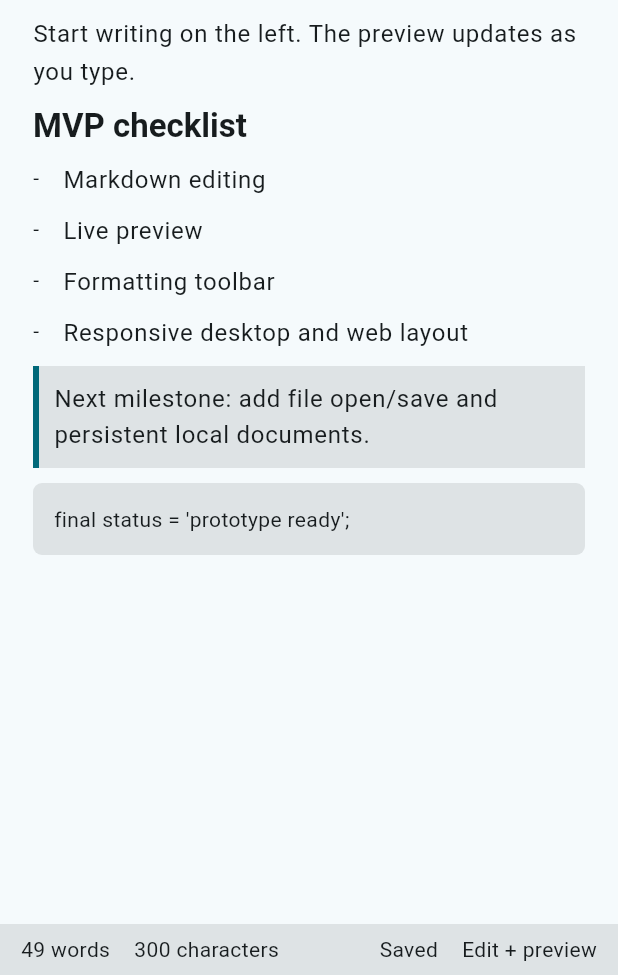
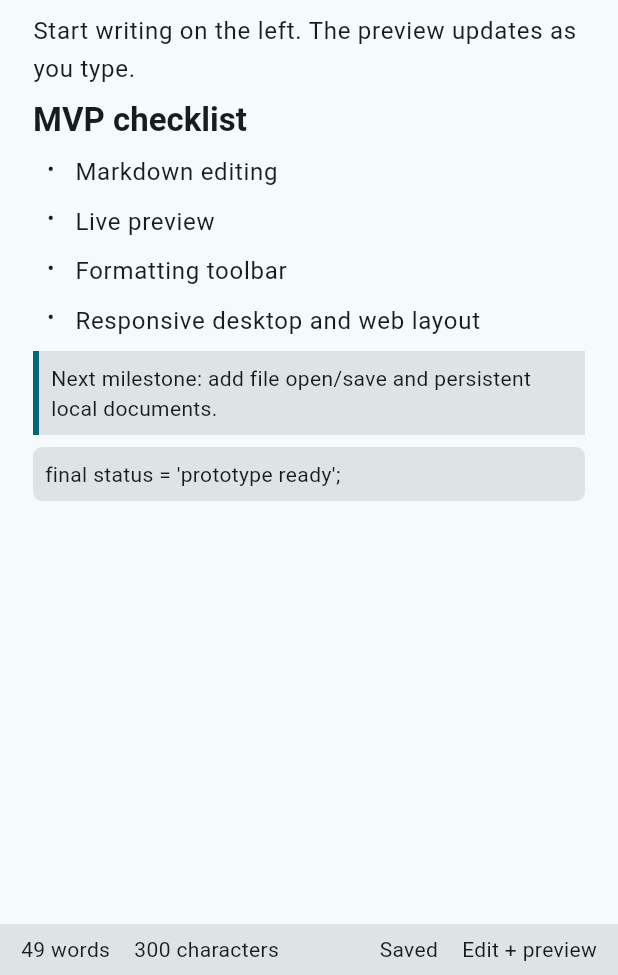
Before and after one commit to MingQiangChen/markdown_editor55, a Flutter app: the screen it shows after launch, swiped to page 2, on a phone screen of 412 x 824 dp, the part 261-1236 px from its top. Run offline on Flutter 3.47's test engine with Material 3 defaults, Android fonts, the phone set to English and light mode, and no system bars; our stand-ins replace file_picker, flutter_markdown_plus; missing offline and left inert: dart:html; Roboto replaces fonts that are missing (Consolas).

Commit message:
Replace custom Markdown parser with flutter_markdown_plus
- Remove ~170 lines of custom block parsing code
- MarkdownPreview now uses flutter_markdown_plus Markdown widget
- Custom styling via MarkdownStyleSheet (code blocks, headings, blockquotes)
- Gains full GFM support: tables, ordered/nested lists, inline formatting, images, task lists

````diff
--- a/lib/editor/markdown_preview.dart
+++ b/lib/editor/markdown_preview.dart
@@ -1,4 +1,5 @@
 import 'package:flutter/material.dart';
+import 'package:flutter_markdown_plus/flutter_markdown_plus.dart';
 
 class MarkdownPreview extends StatelessWidget {
   const MarkdownPreview({super.key, required this.data});
@@ -7,191 +8,38 @@ class MarkdownPreview extends StatelessWidget {
 
   @override
   Widget build(BuildContext context) {
-    final blocks = _parseBlocks(data);
+    final theme = Theme.of(context);
+    final colorScheme = theme.colorScheme;
 
-    return ColoredBox(
-      color: Theme.of(context).colorScheme.surface,
-      child: ListView.separated(
-        padding: const EdgeInsets.all(22),
-        itemCount: blocks.length,
-        separatorBuilder: (_, __) => const SizedBox(height: 10),
-        itemBuilder: (context, index) => blocks[index].build(context),
+    final styleSheet = MarkdownStyleSheet(
+      h1: theme.textTheme.headlineMedium?.copyWith(fontWeight: FontWeight.w700),
+      h2: theme.textTheme.titleLarge?.copyWith(fontWeight: FontWeight.w700),
+      h3: theme.textTheme.titleMedium?.copyWith(fontWeight: FontWeight.w700),
+      h4: theme.textTheme.titleSmall?.copyWith(fontWeight: FontWeight.w700),
+      p: theme.textTheme.bodyLarge?.copyWith(height: 1.55),
+      code: const TextStyle(fontFamily: 'Consolas', fontSize: 14, height: 1.4),
+      codeblockDecoration: BoxDecoration(
+        color: colorScheme.surfaceContainerHighest,
+        borderRadius: BorderRadius.circular(6),
       ),
-    );
-  }
-
-  List<_MarkdownBlock> _parseBlocks(String text) {
-    final lines = text.split('\n');
-    final blocks = <_MarkdownBlock>[];
-    final paragraph = <String>[];
-    final code = <String>[];
-    var inCode = false;
-
-    void flushParagraph() {
-      if (paragraph.isNotEmpty) {
-        blocks.add(_ParagraphBlock(paragraph.join(' ')));
-        paragraph.clear();
-      }
-    }
-
-    for (final line in lines) {
-      final trimmed = line.trimRight();
-      if (trimmed.startsWith('```')) {
-        if (inCode) {
-          blocks.add(_CodeBlock(code.join('\n')));
-          code.clear();
-        } else {
-          flushParagraph();
-        }
-        inCode = !inCode;
-        continue;
-      }
-
-      if (inCode) {
-        code.add(line);
-        continue;
-      }
-
-      if (trimmed.trim().isEmpty) {
-        flushParagraph();
-      } else if (trimmed.startsWith('#')) {
-        flushParagraph();
-        final level = trimmed.indexOf(RegExp(r'[^#]'));
-        blocks.add(
-          _HeadingBlock(trimmed.substring(level).trim(), level.clamp(1, 6)),
-        );
-      } else if (trimmed == '---' || trimmed == '***') {
-        flushParagraph();
-        blocks.add(const _DividerBlock());
-      } else if (trimmed.startsWith('> ')) {
-        flushParagraph();
-        blocks.add(_QuoteBlock(trimmed.substring(2)));
-      } else if (trimmed.startsWith('- ') || trimmed.startsWith('* ')) {
-        flushParagraph();
-        blocks.add(_ListItemBlock(trimmed.substring(2)));
-      } else {
-        paragraph.add(trimmed);
-      }
-    }
-
-    flushParagraph();
-    if (code.isNotEmpty) {
-      blocks.add(_CodeBlock(code.join('\n')));
-    }
-    return blocks.isEmpty
-        ? [const _ParagraphBlock('Preview will appear here.')]
-        : blocks;
-  }
-}
-
-abstract class _MarkdownBlock {
-  const _MarkdownBlock();
-
-  Widget build(BuildContext context);
-}
-
-class _HeadingBlock extends _MarkdownBlock {
-  const _HeadingBlock(this.text, this.level);
-
-  final String text;
-  final int level;
-
-  @override
-  Widget build(BuildContext context) {
-    final theme = Theme.of(context).textTheme;
-    final style = switch (level) {
-      1 => theme.headlineMedium,
-      2 => theme.titleLarge,
-      3 => theme.titleMedium,
-      _ => theme.titleSmall,
-    };
-    return Text(text, style: style?.copyWith(fontWeight: FontWeight.w700));
-  }
-}
-
-class _ParagraphBlock extends _MarkdownBlock {
-  const _ParagraphBlock(this.text);
-
-  final String text;
-
-  @override
-  Widget build(BuildContext context) {
-    return Text(
-      text,
-      style: Theme.of(context).textTheme.bodyLarge?.copyWith(height: 1.55),
-    );
-  }
-}
-
-class _QuoteBlock extends _MarkdownBlock {
-  const _QuoteBlock(this.text);
-
-  final String text;
-
-  @override
-  Widget build(BuildContext context) {
-    final colorScheme = Theme.of(context).colorScheme;
-    return DecoratedBox(
-      decoration: BoxDecoration(
+      blockquoteDecoration: BoxDecoration(
         border: Border(left: BorderSide(color: colorScheme.primary, width: 4)),
         color: colorScheme.surfaceContainerHighest,
       ),
-      child: Padding(
-        padding: const EdgeInsets.symmetric(horizontal: 14, vertical: 10),
-        child: Text(text, style: Theme.of(context).textTheme.bodyLarge),
+      blockquotePadding: const EdgeInsets.symmetric(
+        horizontal: 14,
+        vertical: 10,
+      ),
+    );
+
+    return ColoredBox(
+      color: colorScheme.surface,
+      child: Markdown(
+        data: data.isEmpty ? 'Preview will appear here.' : data,
+        selectable: true,
+        styleSheet: styleSheet,
+        padding: const EdgeInsets.all(22),
       ),
     );
   }
 }
-
-class _ListItemBlock extends _MarkdownBlock {
-  const _ListItemBlock(this.text);
-
-  final String text;
-
-  @override
-  Widget build(BuildContext context) {
-    return Row(
-      crossAxisAlignment: CrossAxisAlignment.start,
-      children: [
-        const SizedBox(width: 20, child: Text('-')),
-        Expanded(
-          child: Text(text, style: Theme.of(context).textTheme.bodyLarge),
-        ),
-      ],
-    );
-  }
-}
-
-class _CodeBlock extends _MarkdownBlock {
-  const _CodeBlock(this.text);
-
-  final String text;
-
-  @override
-  Widget build(BuildContext context) {
-    return Container(
-      width: double.infinity,
-      padding: const EdgeInsets.all(14),
-      decoration: BoxDecoration(
-        color: Theme.of(context).colorScheme.surfaceContainerHighest,
-        borderRadius: BorderRadius.circular(6),
-      ),
-      child: Text(
-        text,
-        style: const TextStyle(
-          fontFamily: 'Consolas',
-          fontSize: 14,
-          height: 1.4,
-        ),
-      ),
-    );
-  }
-}
-
-class _DividerBlock extends _MarkdownBlock {
-  const _DividerBlock();
-
-  @override
-  Widget build(BuildContext context) => const Divider(height: 20);
-}
--- a/pubspec.yaml
+++ b/pubspec.yaml
@@ -35,6 +35,7 @@ dependencies:
   # Use with the CupertinoIcons class for iOS style icons.
   cupertino_icons: ^1.0.8
   file_picker: ^8.0.0
+  flutter_markdown_plus: ^1.0.7
 
 dev_dependencies:
   flutter_test:
````
Also changed, not shown: pubspec.lock.
